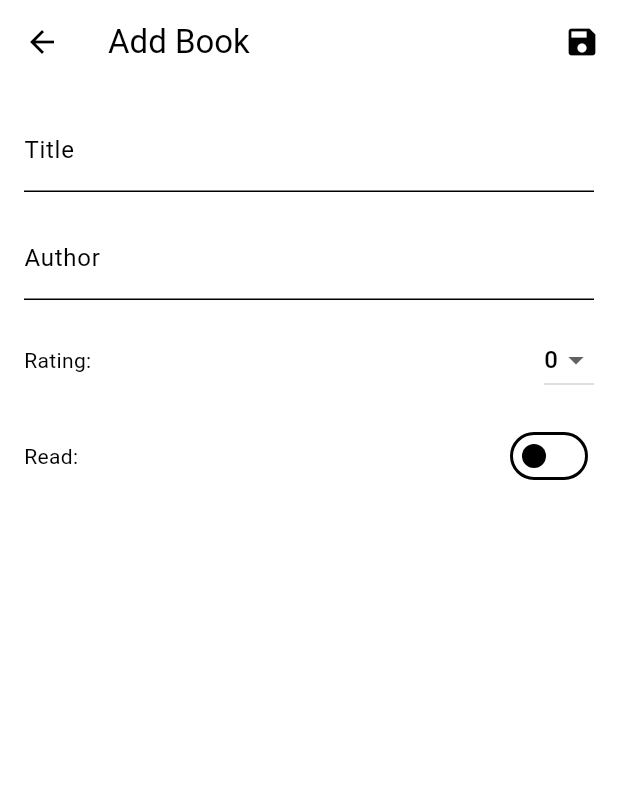
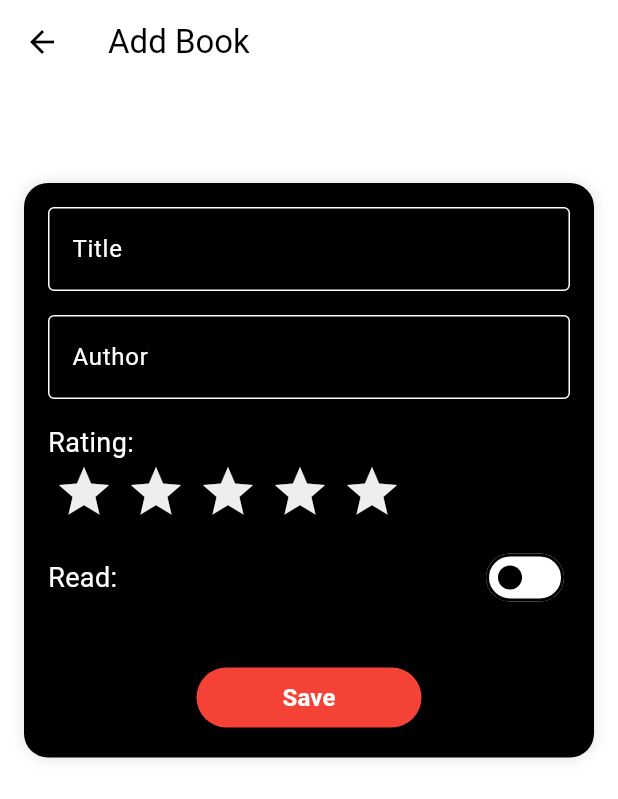
Before and after one commit to Franki99/Book-Lab, a Flutter app: the AddEditBookPage screen opened directly, on a phone screen of 412 x 824 dp. Shown: the top 799 px of the screen. Run offline on Flutter 3.47's test engine with Material 3 defaults, Android fonts, the phone set to English and light mode, and no system bars; drawn by our look-alikes of flutter_rating_bar; our stand-ins replace flutter_slidable, shared_preferences, sqflite; accounts and stored records are empty.

Commit message:
Customized the add & edit book page

```diff
--- a/lib/pages/add_editbook_page.dart
+++ b/lib/pages/add_editbook_page.dart
@@ -1,7 +1,9 @@
+import 'package:book_lab/theme/theme_provider.dart';
 import 'package:flutter/material.dart';
 import 'package:provider/provider.dart';
 import 'package:book_lab/models/book.dart';
 import 'package:book_lab/providers/book_provider.dart';
+import 'package:flutter_rating_bar/flutter_rating_bar.dart';
 
 class AddEditBookPage extends StatefulWidget {
   final Book? book;
@@ -58,27 +60,55 @@ class _AddEditBookPageState extends State<AddEditBookPage> {
 
   @override
   Widget build(BuildContext context) {
+    final themeProvider = Provider.of<ThemeProvider>(context);
+    final isDarkMode = themeProvider.themeData.brightness == Brightness.dark;
     return Scaffold(
       appBar: AppBar(
         title: Text(widget.book == null ? 'Add Book' : 'Edit Book'),
-        actions: [
-          IconButton(
-            icon: Icon(Icons.save),
-            onPressed: _saveForm,
-          ),
-        ],
       ),
       body: SingleChildScrollView(
         child: Padding(
           padding: const EdgeInsets.all(16.0),
+          child: Center(
+            child: Container(
+              width: 400,
+              padding: const EdgeInsets.all(16.0),
+              margin: const EdgeInsets.only(top: 50.0), // Move the box lower
+              decoration: BoxDecoration(
+                color: isDarkMode
+                    ? Colours.midnightBlue
+                    : Colors.black, // Set background color
+                borderRadius: BorderRadius.circular(16),
+                boxShadow: [
+                  BoxShadow(
+                    color: Colors.black12,
+                    blurRadius: 8,
+                  ),
+                ],
+              ),
               child: Form(
-            key: _formKey, // Ensure _formKey is correctly assigned here
+                key: _formKey,
                 child: Column(
-              crossAxisAlignment: CrossAxisAlignment.start,
+                  crossAxisAlignment: CrossAxisAlignment.stretch,
                   children: [
                     TextFormField(
                       controller: _titleController,
-                  decoration: InputDecoration(labelText: 'Title'),
+                      style: TextStyle(
+                          color:
+                              isDarkMode ? Colors.grey[100] : Colors.grey[100]),
+                      decoration: InputDecoration(
+                          enabledBorder: OutlineInputBorder(
+                            borderSide: BorderSide(
+                                color:
+                                    isDarkMode ? Colors.white : Colors.white),
+                          ),
+                          focusedBorder: OutlineInputBorder(
+                            borderSide: BorderSide(color: Colors.grey.shade600),
+                          ),
+                          labelText: 'Title',
+                          labelStyle: TextStyle(
+                            color: isDarkMode ? Colors.white : Colors.white,
+                          )),
                       validator: (value) {
                         if (value == null || value.isEmpty) {
                           return 'Please enter a title';
@@ -89,7 +119,22 @@ class _AddEditBookPageState extends State<AddEditBookPage> {
                     SizedBox(height: 16),
                     TextFormField(
                       controller: _authorController,
-                  decoration: InputDecoration(labelText: 'Author'),
+                      style: TextStyle(
+                          color:
+                              isDarkMode ? Colors.grey[100] : Colors.grey[100]),
+                      decoration: InputDecoration(
+                          enabledBorder: OutlineInputBorder(
+                            borderSide: BorderSide(
+                                color:
+                                    isDarkMode ? Colors.white : Colors.white),
+                          ),
+                          focusedBorder: OutlineInputBorder(
+                            borderSide: BorderSide(color: Colors.grey.shade600),
+                          ),
+                          labelText: 'Author',
+                          labelStyle: TextStyle(
+                            color: isDarkMode ? Colors.white : Colors.white,
+                          )),
                       validator: (value) {
                         if (value == null || value.isEmpty) {
                           return 'Please enter an author';
@@ -98,31 +143,41 @@ class _AddEditBookPageState extends State<AddEditBookPage> {
                       },
                     ),
                     SizedBox(height: 16),
+                    Text(
+                      'Rating:',
+                      style: TextStyle(
+                          color: isDarkMode ? Colors.white : Colors.white,
+                          fontSize: 18),
+                    ),
+                    RatingBar.builder(
+                      initialRating: _rating.toDouble(),
+                      minRating: 0,
+                      direction: Axis.horizontal,
+                      allowHalfRating: true,
+                      itemCount: 5,
+                      itemPadding: EdgeInsets.symmetric(horizontal: 4.0),
+                      itemBuilder: (context, _) => Icon(
+                        Icons.star,
+                        color: Colors.amber,
+                      ),
+                      unratedColor:
+                          isDarkMode ? Colors.white54 : Colors.grey[200],
+                      onRatingUpdate: (rating) {
+                        setState(() {
+                          _rating = rating.toInt();
+                        });
+                      },
+                    ),
+                    SizedBox(height: 13),
                     Row(
                       mainAxisAlignment: MainAxisAlignment.spaceBetween,
                       children: [
-                    Text('Rating:'),
-                    DropdownButton<int>(
-                      value: _rating,
-                      onChanged: (newValue) {
-                        setState(() {
-                          _rating = newValue!;
-                        });
-                      },
-                      items: List.generate(
-                          6,
-                          (index) => DropdownMenuItem(
-                                child: Text(index.toString()),
-                                value: index,
-                              )),
+                        Text(
+                          'Read:',
+                          style: TextStyle(
+                              color: isDarkMode ? Colors.white : Colors.white,
+                              fontSize: 18),
                         ),
-                  ],
-                ),
-                SizedBox(height: 16),
-                Row(
-                  mainAxisAlignment: MainAxisAlignment.spaceBetween,
-                  children: [
-                    Text('Read:'),
                         Switch(
                           value: _isRead,
                           onChanged: (value) {
@@ -133,7 +188,30 @@ class _AddEditBookPageState extends State<AddEditBookPage> {
                         ),
                       ],
                     ),
+                    SizedBox(height: 32),
+                    Center(
+                      child: SizedBox(
+                        width: 150, // Adjust the width as needed
+                        child: ElevatedButton(
+                          onPressed: _saveForm,
+                          style: ElevatedButton.styleFrom(
+                            primary: isDarkMode
+                                ? Colours.ggreen
+                                : Colors.red, // Set the button color to red
+                          ),
+                          child: Text(
+                            'Save',
+                            style: TextStyle(
+                                color: Colors.white,
+                                fontWeight: FontWeight.bold,
+                                fontSize: 16),
+                          ),
+                        ),
+                      ),
+                    ),
                   ],
+                ),
+              ),
             ),
           ),
         ),
@@ -141,3 +219,9 @@ class _AddEditBookPageState extends State<AddEditBookPage> {
     );
   }
 }
+
+class Colours {
+  static const aquamarine = Color(0xFF7FFFD4);
+  static const midnightBlue = Color(0xFF0D0D21);
+  static const ggreen = Color(0xFF3247E5);
+}
```
Lines whose indentation alone changed are shown as unchanged.
